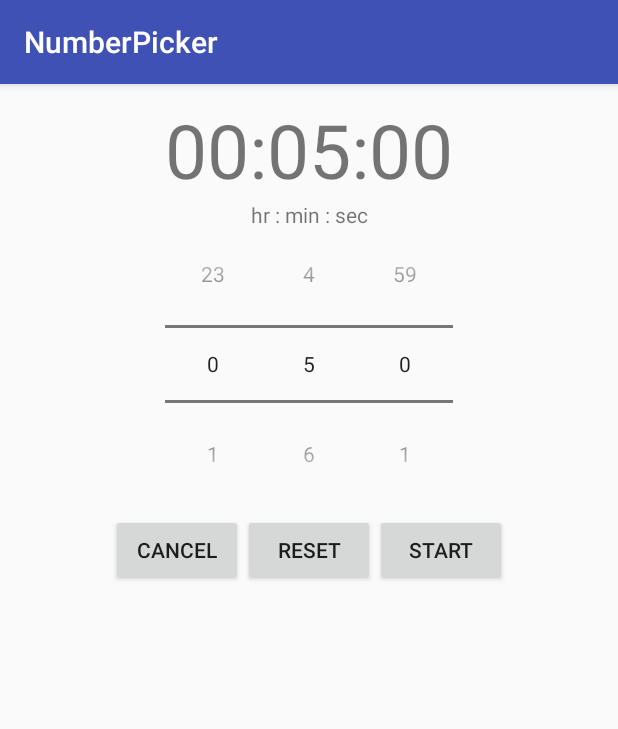
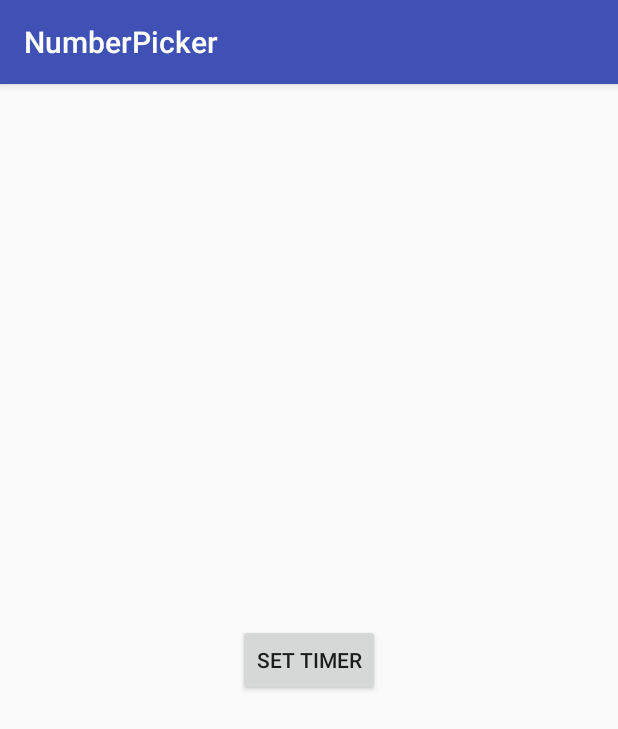
Before and after one commit to danmiller3112/NumberPicker, an Android app: the screen it shows after launch (MainActivity before the commit, SplashActivity after it), on a phone screen of 412 x 824 dp. Shown: the top 729 px of the screen. Run offline under Robolectric (Android 15) with nearby library versions, the phone set to English and light mode, and no system bars.

Commit message:
+ add PopUp Window

```diff
--- a/app/src/main/AndroidManifest.xml
+++ b/app/src/main/AndroidManifest.xml
@@ -8,13 +8,16 @@
         android:label="@string/app_name"
         android:supportsRtl="true"
         android:theme="@style/AppTheme">
-        <activity android:name=".MainActivity">
+        <activity android:name=".SplashActivity">
             <intent-filter>
                 <action android:name="android.intent.action.MAIN" />
 
                 <category android:name="android.intent.category.LAUNCHER" />
             </intent-filter>
         </activity>
+        <activity
+            android:name=".PopActivity"
+            android:theme="@style/AppTheme.TimerTheme"></activity>
     </application>
 
 </manifest>
--- /dev/null
+++ b/app/src/main/java/com/roll/numberpicker/SplashActivity.java
@@ -0,0 +1,33 @@
+package com.roll.numberpicker;
+
+import android.content.Intent;
+import android.os.Bundle;
+import android.support.v7.app.AppCompatActivity;
+import android.view.LayoutInflater;
+import android.view.View;
+import android.widget.Button;
+import android.widget.PopupWindow;
+import android.widget.RelativeLayout;
+
+public class SplashActivity extends AppCompatActivity implements View.OnClickListener {
+    private Button setTimerBtn;
+    private PopupWindow popupWindow;
+    private LayoutInflater layoutInflater;
+    private RelativeLayout relativeLayout;
+
+    @Override
+    protected void onCreate(Bundle savedInstanceState) {
+        super.onCreate(savedInstanceState);
+        setContentView(R.layout.activity_splash);
+        setTimerBtn = (Button) findViewById(R.id.btn_settimer);
+        setTimerBtn.setOnClickListener(this);
+    }
+
+    @Override
+    public void onClick(View view) {
+        if (view.getId() == R.id.btn_settimer) {
+            Intent intent = new Intent(this, PopActivity.class);
+            startActivity(intent);
+        }
+    }
+}
--- a/app/src/main/res/layout/activity_main.xml
+++ b/app/src/main/res/layout/activity_pop.xml
@@ -4,7 +4,7 @@
     android:id="@+id/activity_main"
     android:layout_width="match_parent"
     android:layout_height="wrap_content"
-    tools:context="com.roll.numberpicker.MainActivity">
+    tools:context="com.roll.numberpicker.PopActivity">
 
     <LinearLayout
         android:id="@+id/timer_layout"
@@ -59,6 +59,7 @@
     </LinearLayout>
 
     <LinearLayout
+        android:id="@+id/buttons"
         android:layout_width="wrap_content"
         android:layout_height="wrap_content"
         android:layout_below="@id/npickers"
@@ -85,5 +86,4 @@
             android:text="Start" />
 
     </LinearLayout>
-
 </RelativeLayout>
--- /dev/null
+++ b/app/src/main/res/layout/activity_splash.xml
@@ -0,0 +1,27 @@
+<?xml version="1.0" encoding="utf-8"?>
+<RelativeLayout xmlns:android="http://schemas.android.com/apk/res/android"
+    xmlns:tools="http://schemas.android.com/tools"
+    android:id="@+id/activity_splash"
+    android:layout_width="match_parent"
+    android:layout_height="match_parent"
+    android:paddingBottom="@dimen/activity_vertical_margin"
+    android:paddingLeft="@dimen/activity_horizontal_margin"
+    android:paddingRight="@dimen/activity_horizontal_margin"
+    android:paddingTop="@dimen/activity_vertical_margin"
+    tools:context="com.roll.numberpicker.SplashActivity">
+
+    <LinearLayout
+        android:layout_width="wrap_content"
+        android:layout_height="wrap_content"
+        android:layout_below="@id/buttons"
+        android:layout_centerInParent="true">
+
+        <Button
+            android:id="@+id/btn_settimer"
+            android:layout_width="wrap_content"
+            android:layout_height="wrap_content"
+            android:text="Set timer" />
+
+    </LinearLayout>
+
+</RelativeLayout>
--- a/app/src/main/res/values/styles.xml
+++ b/app/src/main/res/values/styles.xml
@@ -8,4 +8,9 @@
         <item name="colorAccent">@color/colorAccent</item>
     </style>
 
+    <style name="AppTheme.TimerTheme">
+        <item name="android:windowIsTranslucent">true</item>
+        <item name="android:windowCloseOnTouchOutside">true</item>
+    </style>
+
 </resources>
```
Also changed, not shown: app/src/main/java/com/roll/numberpicker/PopActivity.java (renamed from app/src/main/java/com/roll/numberpicker/MainActivity.java, +12 -2 lines).
